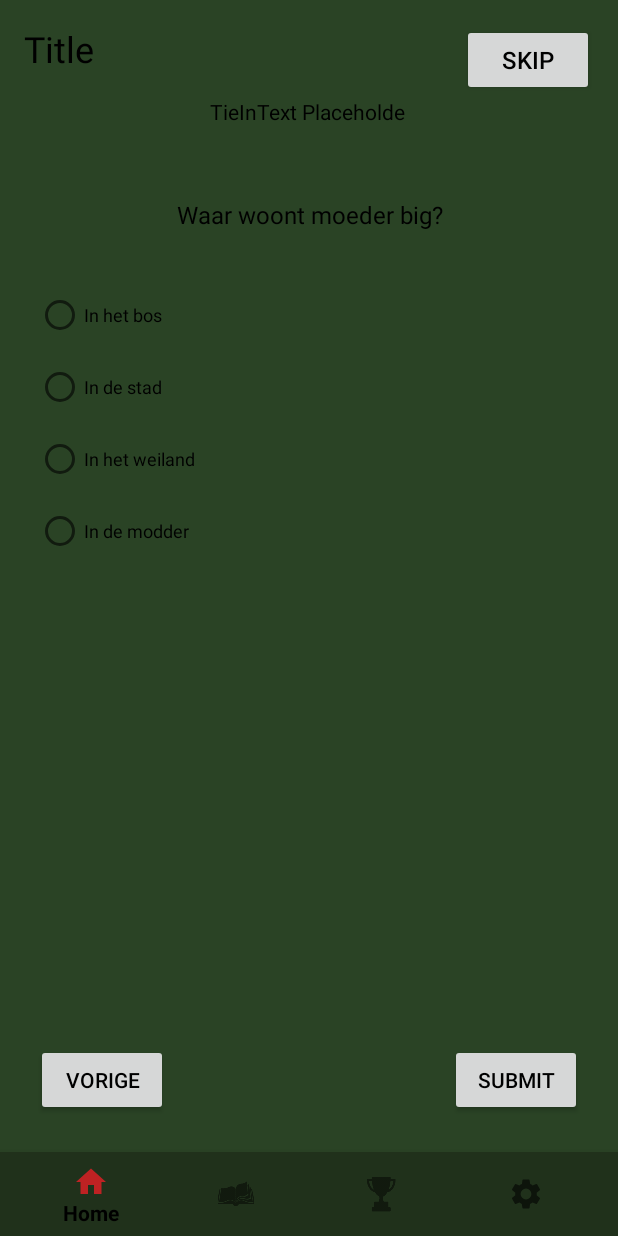
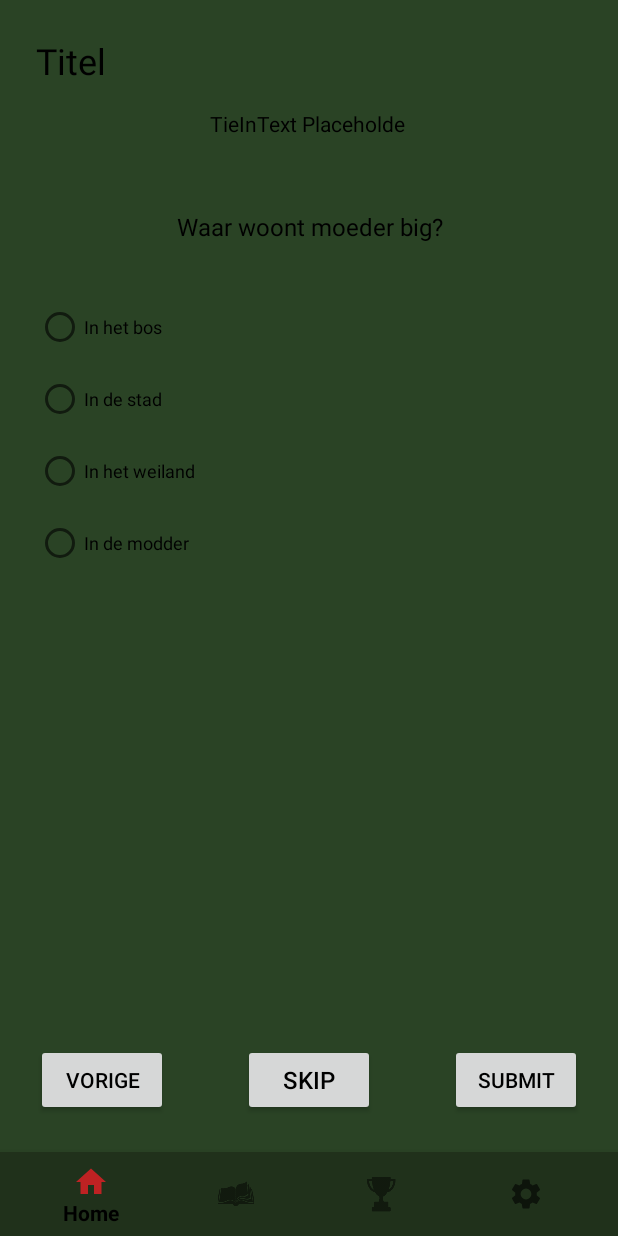
Before and after one commit to CMHLinskens/Proftaak1.4_B3, an Android app: the fragment RiddlePage placed in its activity, on a phone screen of 412 x 824 dp. Run offline under Robolectric (Android 15) with nearby library versions, the phone set to English and light mode, and no system bars; libraries missing offline, so code that uses them is left out: org.eclipse.paho; 12 statements that could not run were skipped.

Commit message:
Made small adjustments to lay-out.

```diff
--- a/EsstelingApp/app/src/main/java/com/example/esstelingapp/games/RiddlePage.java
+++ b/EsstelingApp/app/src/main/java/com/example/esstelingapp/games/RiddlePage.java
@@ -97,7 +97,7 @@ public class RiddlePage extends Fragment {
         });
 
         Button backButton = getView().findViewById(R.id.BackButton);
-        submitButton.setOnClickListener(new View.OnClickListener() {
+        backButton.setOnClickListener(new View.OnClickListener() {
             @Override
             public void onClick(View v) {
                 FragmentTravel.fragmentTravel(-1,marker,subjectStory,getFragmentManager());
--- a/EsstelingApp/app/src/main/res/layout/activity_achievement_menu.xml
+++ b/EsstelingApp/app/src/main/res/layout/activity_achievement_menu.xml
@@ -12,6 +12,7 @@
         android:layout_width="wrap_content"
         android:layout_height="wrap_content"
         android:layout_marginTop="24dp"
+        android:layout_marginStart="8dp"
         android:layout_marginEnd="8dp"
         android:text="Achievement Menu"
         android:textSize="30sp"
--- a/EsstelingApp/app/src/main/res/layout/activity_action_window.xml
+++ b/EsstelingApp/app/src/main/res/layout/activity_action_window.xml
@@ -30,6 +30,7 @@
         android:id="@+id/actionButton"
         android:layout_width="wrap_content"
         android:layout_height="wrap_content"
+        android:layout_marginStart="1dp"
         android:layout_marginTop="36dp"
         android:text="Start Action"
         app:layout_constraintEnd_toEndOf="parent"
--- a/EsstelingApp/app/src/main/res/layout/activity_riddle.xml
+++ b/EsstelingApp/app/src/main/res/layout/activity_riddle.xml
@@ -9,34 +9,23 @@
         android:id="@+id/storyTitle"
         android:layout_width="0dp"
         android:layout_height="wrap_content"
-        android:layout_margin="16dp"
-        android:gravity="center_vertical"
-        android:text="Title"
+        android:layout_marginStart="24dp"
+        android:layout_marginTop="24dp"
+        android:text="Titel"
         android:textSize="24sp"
-        app:layout_constraintEnd_toStartOf="@id/partOfStory"
         app:layout_constraintStart_toStartOf="parent"
         app:layout_constraintTop_toTopOf="parent" />
 
     <TextView
         android:id="@+id/partOfStory"
-        android:layout_width="0dp"
-        android:layout_height="48dp"
-        android:layout_margin="16dp"
-        android:gravity="center"
-        android:text="Part "
-        app:layout_constraintTop_toTopOf="parent"
-        app:layout_constraintEnd_toStartOf="@id/skipButton"
-        />
-
-    <Button
-        android:id="@+id/skipButton"
         android:layout_width="wrap_content"
-        android:layout_height="48dp"
-        android:layout_margin="16dp"
-        android:text="Skip"
-        android:textSize="16sp"
-        app:layout_constraintEnd_toEndOf="parent"
-        app:layout_constraintTop_toTopOf="parent" />
+        android:layout_height="wrap_content"
+        android:layout_marginStart="24dp"
+        android:layout_marginTop="24dp"
+        android:text="part?"
+        android:textSize="18sp"
+        app:layout_constraintStart_toEndOf="@+id/storyTitle"
+        app:layout_constraintTop_toTopOf="parent"/>
 
     <TextView
         android:id="@+id/tieInText"
@@ -46,8 +35,8 @@
         android:gravity="center"
         android:text="TieInText Placeholde "
         app:layout_constraintEnd_toEndOf="parent"
-    app:layout_constraintTop_toBottomOf="@id/storyTitle"
-    />
+        app:layout_constraintStart_toStartOf="parent"
+        app:layout_constraintTop_toBottomOf="@id/storyTitle" />
 
 
     <TextView
@@ -58,6 +47,8 @@
         android:gravity="center"
         android:text="Question placeholder"
         android:textSize="16sp"
+        app:layout_constraintEnd_toEndOf="parent"
+        app:layout_constraintStart_toStartOf="parent"
         app:layout_constraintTop_toBottomOf="@id/tieInText" />
 
     <RadioGroup
@@ -112,6 +103,19 @@
         app:layout_constraintEnd_toEndOf="parent" />
 
     <Button
+        android:id="@+id/skipButton"
+        android:layout_width="wrap_content"
+        android:layout_height="48dp"
+        android:layout_marginBottom="80dp"
+        android:text="Skip"
+        android:textSize="16sp"
+        tools:layout_editor_absoluteX="161dp"
+        tools:layout_editor_absoluteY="603dp"
+        app:layout_constraintStart_toEndOf="@+id/BackButton"
+        app:layout_constraintEnd_toStartOf="@+id/submitButton"
+        app:layout_constraintBottom_toBottomOf="parent"/>
+
+    <Button
         android:id="@+id/BackButton"
         android:layout_width="wrap_content"
         android:layout_height="wrap_content"
--- a/EsstelingApp/app/src/main/res/layout/activity_story_menu.xml
+++ b/EsstelingApp/app/src/main/res/layout/activity_story_menu.xml
@@ -10,7 +10,9 @@
         android:id="@+id/textView"
         android:layout_width="wrap_content"
         android:layout_height="wrap_content"
+        android:layout_marginStart="8dp"
         android:layout_marginTop="24dp"
+        android:layout_marginEnd="8dp"
         android:text="StoryMenu"
         android:textSize="30sp"
         app:layout_constraintEnd_toEndOf="parent"
--- a/EsstelingApp/app/src/main/res/layout/story_item.xml
+++ b/EsstelingApp/app/src/main/res/layout/story_item.xml
@@ -47,7 +47,7 @@
             android:layout_width="wrap_content"
             android:layout_height="wrap_content"
             android:layout_marginStart="16dp"
-            android:layout_marginTop="24dp"
+            android:layout_marginTop="29dp"
             android:text="StoryTitel"
             android:textSize="18sp"
             app:layout_constraintStart_toEndOf="@+id/StoryImageView"
```
Also changed, not shown: EsstelingApp/app/src/main/res/layout/activity_settings.xml (+7 -10 lines). Lines whose indentation alone changed are shown as unchanged.
